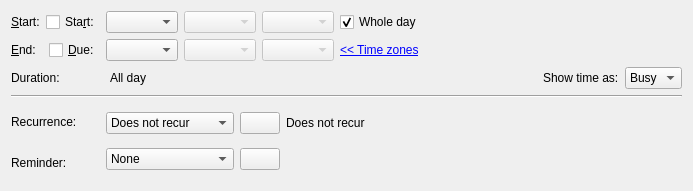
First picture: the form in incidenceeditors/incidenceeditor-ng/incidencedatetime.ui, repository chusopr/kdepim-ktimetracker-akonadi, before the edit.
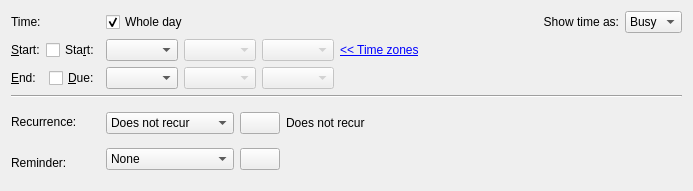
Second picture: the form after the edit. Custom widgets are drawn as their Qt base class.

Commit message: Get rid of the duration label. Small reorganization of the datetime editor.

The edit to the form file:
```diff
--- a/incidenceeditors/incidenceeditor-ng/incidencedatetime.ui
+++ b/incidenceeditors/incidenceeditor-ng/incidencedatetime.ui
@@ -44,7 +44,7 @@
      </item>
     </layout>
    </item>
-   <item row="1" column="1">
+   <item row="1" column="1" colspan="3">
     <layout class="QHBoxLayout" name="horizontalLayout_2">
      <item>
       <widget class="KPIM::KDateEdit" name="mStartDateEdit">
@@ -95,18 +95,42 @@
       </widget>
      </item>
      <item>
-      <widget class="QCheckBox" name="mWholeDayCheck">
-       <property name="whatsThis">
-        <string>Set if this to-do's start and due dates have times associated with them.</string>
+      <widget class="QLabel" name="mTimeZoneLabel">
+       <property name="sizePolicy">
+        <sizepolicy hsizetype="Expanding" vsizetype="Preferred">
+         <horstretch>0</horstretch>
+         <verstretch>0</verstretch>
+        </sizepolicy>
+       </property>
+       <property name="font">
+        <font>
+         <underline>false</underline>
+        </font>
        </property>
        <property name="text">
-        <string>Whole day</string>
+        <string>&lt;a href=&quot;hide&quot;&gt;&lt;font color='blue'&gt;&amp;lt;&amp;lt; Time zones&lt;/font&gt;&lt;/a&gt;</string>
        </property>
-       <property name="checked">
-        <bool>true</bool>
+       <property name="textFormat">
+        <enum>Qt::RichText</enum>
+       </property>
+       <property name="alignment">
+        <set>Qt::AlignLeading|Qt::AlignLeft|Qt::AlignVCenter</set>
        </property>
       </widget>
      </item>
+     <item>
+      <spacer name="horizontalSpacer_2">
+       <property name="orientation">
+        <enum>Qt::Horizontal</enum>
+       </property>
+       <property name="sizeHint" stdset="0">
+        <size>
+         <width>40</width>
+         <height>20</height>
+        </size>
+       </property>
+      </spacer>
+     </item>
     </layout>
    </item>
    <item row="2" column="0">
@@ -139,7 +163,7 @@
      </item>
     </layout>
    </item>
-   <item row="2" column="1">
+   <item row="2" column="1" colspan="3">
     <layout class="QHBoxLayout" name="horizontalLayout_4">
      <item>
       <widget class="KPIM::KDateEdit" name="mEndDateEdit">
@@ -186,30 +210,6 @@
        </property>
       </widget>
      </item>
-     <item>
-      <widget class="QLabel" name="mTimeZoneLabel">
-       <property name="sizePolicy">
-        <sizepolicy hsizetype="Expanding" vsizetype="Preferred">
-         <horstretch>0</horstretch>
-         <verstretch>0</verstretch>
-        </sizepolicy>
-       </property>
-       <property name="font">
-        <font>
-         <underline>false</underline>
-        </font>
-       </property>
-       <property name="text">
-        <string>&lt;a href=&quot;hide&quot;&gt;&lt;font color='blue'&gt;&amp;lt;&amp;lt; Time zones&lt;/font&gt;&lt;/a&gt;</string>
-       </property>
-       <property name="textFormat">
-        <enum>Qt::RichText</enum>
-       </property>
-       <property name="alignment">
-        <set>Qt::AlignLeading|Qt::AlignLeft|Qt::AlignVCenter</set>
-       </property>
-      </widget>
-     </item>
      <item>
       <spacer name="horizontalSpacer">
        <property name="orientation">
@@ -225,82 +225,21 @@
      </item>
     </layout>
    </item>
-   <item row="3" column="0">
-    <widget class="QLabel" name="label">
-     <property name="text">
-      <string>Duration:</string>
-     </property>
-    </widget>
-   </item>
-   <item row="3" column="1">
-    <layout class="QHBoxLayout" name="horizontalLayout_3">
-     <property name="leftMargin">
-      <number>4</number>
-     </property>
-     <item>
-      <widget class="QLabel" name="mDurationLabel">
-       <property name="text">
-        <string>All day</string>
-       </property>
-       <property name="alignment">
-        <set>Qt::AlignRight|Qt::AlignTrailing|Qt::AlignVCenter</set>
-       </property>
-      </widget>
-     </item>
-     <item>
-      <spacer name="horizontalSpacer_3">
-       <property name="orientation">
-        <enum>Qt::Horizontal</enum>
-       </property>
-       <property name="sizeHint" stdset="0">
-        <size>
-         <width>40</width>
-         <height>20</height>
-        </size>
-       </property>
-      </spacer>
-     </item>
-     <item>
-      <widget class="QLabel" name="mFreeBusyLabel">
-       <property name="text">
-        <string>Show time as:</string>
-       </property>
-      </widget>
-     </item>
-     <item>
-      <widget class="QComboBox" name="mFreeBusyCombo">
-       <property name="toolTip">
-        <string extracomment="@info:tooltip">Set this event as Busy or Free time</string>
-       </property>
-       <item>
-        <property name="text">
-         <string extracomment="@item:inlistbox show event as busy time">Busy</string>
-        </property>
-       </item>
-       <item>
-        <property name="text">
-         <string extracomment="@item:inlistbox show event as free time">Free</string>
-        </property>
-       </item>
-      </widget>
-     </item>
-    </layout>
-   </item>
-   <item row="4" column="0" colspan="2">
+   <item row="3" column="0" colspan="4">
     <widget class="Line" name="line">
      <property name="orientation">
       <enum>Qt::Horizontal</enum>
      </property>
     </widget>
    </item>
-   <item row="5" column="0">
+   <item row="4" column="0">
     <widget class="QLabel" name="label_4">
      <property name="text">
       <string>Recurrence:</string>
      </property>
     </widget>
    </item>
-   <item row="5" column="1" rowspan="2">
+   <item row="4" column="1" rowspan="2" colspan="3">
     <layout class="QGridLayout" name="gridLayout">
      <item row="0" column="0">
       <widget class="KComboBox" name="mRecurrenceCombo">
@@ -422,13 +361,72 @@
      </item>
     </layout>
    </item>
-   <item row="6" column="0">
+   <item row="5" column="0">
     <widget class="QLabel" name="label_2">
      <property name="text">
       <string>Reminder:</string>
      </property>
     </widget>
    </item>
+   <item row="0" column="0">
+    <widget class="QLabel" name="label">
+     <property name="sizePolicy">
+      <sizepolicy hsizetype="Fixed" vsizetype="Preferred">
+       <horstretch>0</horstretch>
+       <verstretch>0</verstretch>
+      </sizepolicy>
+     </property>
+     <property name="text">
+      <string>Time:</string>
+     </property>
+    </widget>
+   </item>
+   <item row="0" column="1">
+    <widget class="QCheckBox" name="mWholeDayCheck">
+     <property name="whatsThis">
+      <string>Set if this to-do's start and due dates have times associated with them.</string>
+     </property>
+     <property name="text">
+      <string>Whole day</string>
+     </property>
+     <property name="checked">
+      <bool>true</bool>
+     </property>
+    </widget>
+   </item>
+   <item row="0" column="2">
+    <widget class="QLabel" name="mFreeBusyLabel">
+     <property name="text">
+      <string>Show time as:</string>
+     </property>
+     <property name="alignment">
+      <set>Qt::AlignRight|Qt::AlignTrailing|Qt::AlignVCenter</set>
+     </property>
+    </widget>
+   </item>
+   <item row="0" column="3">
+    <widget class="QComboBox" name="mFreeBusyCombo">
+     <property name="sizePolicy">
+      <sizepolicy hsizetype="Fixed" vsizetype="Fixed">
+       <horstretch>0</horstretch>
+       <verstretch>0</verstretch>
+      </sizepolicy>
+     </property>
+     <property name="toolTip">
+      <string extracomment="@info:tooltip">Set this event as Busy or Free time</string>
+     </property>
+     <item>
+      <property name="text">
+       <string extracomment="@item:inlistbox show event as busy time">Busy</string>
+      </property>
+     </item>
+     <item>
+      <property name="text">
+       <string extracomment="@item:inlistbox show event as free time">Free</string>
+      </property>
+     </item>
+    </widget>
+   </item>
   </layout>
  </widget>
  <customwidgets>
```
The commit also changes 2 other files.
